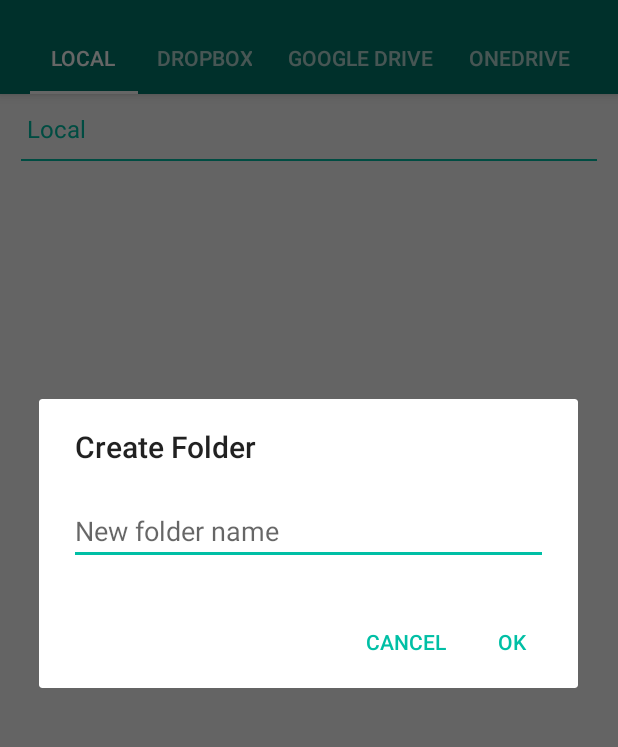
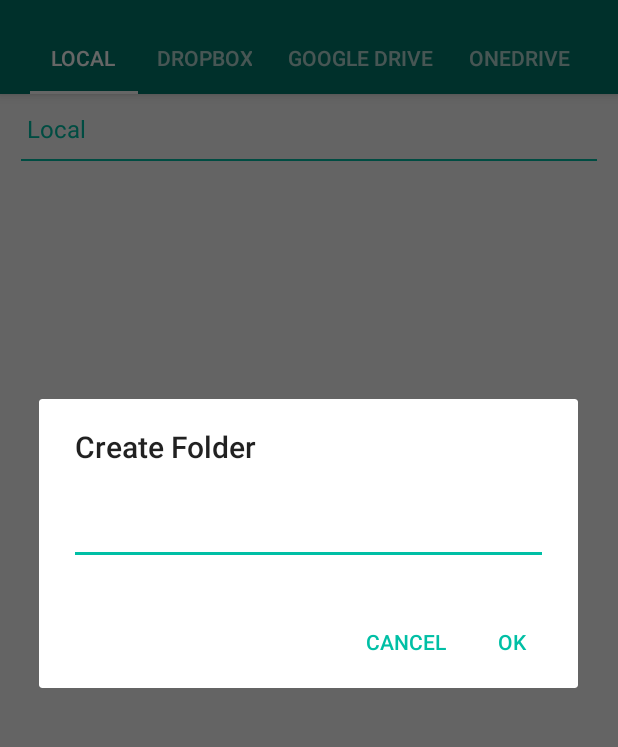
Before and after one commit to abnegate/android-filemanager2, an Android app: the screen it shows after launch (SourceActivity), in the options menu, after a tap on "New Folder", on a phone screen of 412 x 824 dp, the part 74-821 px from its top. Run offline under Robolectric (Android 15) with nearby library versions, the phone set to English and light mode, and no system bars; libraries missing offline, so code that uses them is left out: com.crashlytics.android, com.dropbox.core, com.google.api.client, com.google.api.services, com.microsoft.graph and 3 more; plain views replace FabSpeedDial; pictures from the network do not load; 7 statements that could not run were skipped.

Commit message:
Fix new folder crashing when created on source that isn't logged in or loaded. Fix dropbox logout not clearing the token in the async call. For log out dialog if the last source is logged out the dialog is closed. Update GSON and MS Graph libraries.

```diff
--- a/app/src/main/java/com/jakebarnby/filemanager/sources/SourceFragment.java
+++ b/app/src/main/java/com/jakebarnby/filemanager/sources/SourceFragment.java
@@ -83,7 +83,6 @@ public abstract class SourceFragment extends Fragment implements SourceListener
 
         if (getSource().hasToken(getContext(), getSource().getSourceName())) {
             mConnectButton.setVisibility(View.GONE);
-            mSourceLogo.setVisibility(View.GONE);
         }
 
         mConnectButton.setOnClickListener(v -> {
--- a/app/src/main/java/com/jakebarnby/filemanager/sources/dropbox/DropboxFactory.java
+++ b/app/src/main/java/com/jakebarnby/filemanager/sources/dropbox/DropboxFactory.java
@@ -136,13 +136,13 @@ public class DropboxFactory {
                 try {
                     getClient().auth().tokenRevoke();
                     setClient(null);
+
+                    SharedPreferences prefs = context.getSharedPreferences(Constants.Prefs.PREFS, Context.MODE_PRIVATE);
+                    prefs.edit().putString(Constants.Prefs.DROPBOX_TOKEN_KEY, null).apply();
                 } catch (DbxException e) {
                     e.printStackTrace();
                 }
             });
-
-            SharedPreferences prefs = context.getSharedPreferences(Constants.Prefs.PREFS, Context.MODE_PRIVATE);
-            prefs.edit().putString(Constants.Prefs.DROPBOX_TOKEN_KEY, null).apply();
     }
 
     public SourceStorageStats getStorageStats() {
--- a/app/src/main/java/com/jakebarnby/filemanager/sources/dropbox/DropboxSource.java
+++ b/app/src/main/java/com/jakebarnby/filemanager/sources/dropbox/DropboxSource.java
@@ -55,7 +55,8 @@ public class DropboxSource extends Source {
      */
     public void setupClient(String accessToken) {
         if (!isLoggedIn()) {
-            DbxRequestConfig requestConfig = DbxRequestConfig.newBuilder("FileManagerAndroid/1.0")
+            DbxRequestConfig requestConfig = DbxRequestConfig
+                    .newBuilder("FileManagerAndroid/1.0")
                     .withHttpRequestor(new OkHttp3Requestor(OkHttp3Requestor.defaultOkHttpClient()))
                     .build();
             DropboxFactory.getInstance().setClient(new DbxClientV2(requestConfig, accessToken));
@@ -68,19 +69,19 @@ public class DropboxSource extends Source {
      */
     public void checkForAccessToken(Context context) {
         SharedPreferences prefs = context.getSharedPreferences(Constants.Prefs.PREFS, Context.MODE_PRIVATE);
-        String accessToken = prefs.getString("dropbox-access-token", null);
+        String accessToken = prefs.getString(Constants.Prefs.DROPBOX_TOKEN_KEY, null);
         if (accessToken == null) {
             accessToken = Auth.getOAuth2Token();
             if (accessToken != null) {
-                prefs.edit().putString("dropbox-access-token", accessToken).apply();
+                prefs.edit().putString(Constants.Prefs.DROPBOX_TOKEN_KEY, accessToken).apply();
                 setupClient(accessToken);
                 loadSource(context);
             }
         } else {
             if (!isLoggedIn()) {
                 setupClient(accessToken);
+                loadSource(context);
             }
-            loadSource(context);
         }
     }
 }
--- a/app/src/main/java/com/jakebarnby/filemanager/sources/models/Source.java
+++ b/app/src/main/java/com/jakebarnby/filemanager/sources/models/Source.java
@@ -139,7 +139,7 @@ public abstract class Source {
      */
     public boolean hasToken(Context context, String sourceName) {
         SharedPreferences prefs = context.getSharedPreferences(Constants.Prefs.PREFS, Context.MODE_PRIVATE);
-        String accessToken = prefs.getString(sourceName + "-access-token", null);
+        String accessToken = prefs.getString(sourceName.toLowerCase() + "-access-token", null);
         return accessToken != null;
     }
 
--- a/app/src/main/java/com/jakebarnby/filemanager/ui/dialogs/CreateFolderDialog.java
+++ b/app/src/main/java/com/jakebarnby/filemanager/ui/dialogs/CreateFolderDialog.java
@@ -6,15 +6,12 @@ import android.os.Bundle;
 import android.support.design.widget.Snackbar;
 import android.support.v4.app.DialogFragment;
 import android.support.v7.app.AlertDialog;
-import android.text.InputType;
 import android.util.TypedValue;
-import android.view.ViewGroup;
+import android.view.View;
 import android.widget.EditText;
-import android.widget.FrameLayout;
 
 import com.jakebarnby.filemanager.R;
 import com.jakebarnby.filemanager.managers.SelectedFilesManager;
-import com.jakebarnby.filemanager.sources.SourceActivity;
 import com.jakebarnby.filemanager.sources.models.SourceFile;
 import com.jakebarnby.filemanager.services.SourceTransferService;
 import com.jakebarnby.filemanager.util.Constants;
@@ -31,22 +28,9 @@ public class CreateFolderDialog extends DialogFragment {
         AlertDialog.Builder builder = new AlertDialog.Builder(getActivity());
         builder.setTitle(getArguments().getString(Constants.DIALOG_TITLE_KEY));
 
-        final FrameLayout frame = new FrameLayout(getContext());
-        final EditText input = new EditText(getContext());
-        input.setHint(getString(R.string.new_folder_name));
-        input.setInputType(InputType.TYPE_CLASS_TEXT);
-        input.setMaxLines(1);
-
-        FrameLayout.LayoutParams params = new FrameLayout.LayoutParams(
-                ViewGroup.LayoutParams.MATCH_PARENT,
-                ViewGroup.LayoutParams.WRAP_CONTENT);
-
-        int px = dpToPx(20);
-        params.setMargins(px,px,px,px);
-        input.setLayoutParams(params);
-
-        frame.addView(input);
-        builder.setView(frame);
+        View view = getActivity().getLayoutInflater().inflate(R.layout.dialog_create_folder, null);
+        EditText input = view.findViewById(R.id.txt_new_folder_name);
+        builder.setView(view);
 
         builder.setPositiveButton("OK", (dialog, which) -> {
             TreeNode<SourceFile> activeDirectory =
--- a/app/src/main/java/com/jakebarnby/filemanager/util/Constants.java
+++ b/app/src/main/java/com/jakebarnby/filemanager/util/Constants.java
@@ -36,8 +36,8 @@ public class Constants {
     public class Prefs {
         public static final String PREFS = "filemanager-prefs";
         public static final String DROPBOX_TOKEN_KEY = "dropbox-access-token";
+        public static final String GOOGLE_TOKEN_KEY = "googledrive-access-token";
         public static final String GOOGLE_NAME_KEY = "googledrive-name";
-        public static final String GOOGLE_TOKEN_KEY = "googledrive-access-token";
         public static final String ONEDRIVE_TOKEN_KEY = "onedrive-access-token";
         public static final String ONEDRIVE_NAME_KEY = "onedrive-name";
     }
--- /dev/null
+++ b/app/src/main/res/layout/dialog_create_folder.xml
@@ -0,0 +1,13 @@
+<?xml version="1.0" encoding="utf-8"?>
+<FrameLayout xmlns:android="http://schemas.android.com/apk/res/android"
+    android:layout_width="match_parent"
+    android:layout_height="wrap_content">
+
+    <EditText
+        android:id="@+id/txt_new_folder_name"
+        android:layout_width="match_parent"
+        android:layout_height="wrap_content"
+        android:layout_margin="20dp"
+        android:inputType="text"
+        android:maxLines="1"/>
+</FrameLayout>
--- a/app/src/main/res/values/strings.xml
+++ b/app/src/main/res/values/strings.xml
@@ -58,7 +58,7 @@
     <string name="warning">Warning</string>
     <string name="dialog_delete_confirm">Are you sure you want to delete %d files?</string>
     <string name="logout">Logout</string>
-    <string name="dialog_title_logout">Logout</string>
+    <string name="dialog_title_logout">Connected Sources</string>
     <string name="action_logout">Logout</string>
     <string name="no_connected_sources">No sources are currently connected.</string>
 </resources>
--- a/build.gradle
+++ b/build.gradle
@@ -6,7 +6,7 @@ buildscript {
         maven { url 'https://maven.google.com' }
     }
     dependencies {
-        classpath 'com.android.tools.build:gradle:3.0.0-beta1'
+        classpath 'com.android.tools.build:gradle:3.0.0-beta3'
         classpath 'com.google.gms:google-services:3.1.0'
     }
 }
@@ -19,8 +19,9 @@ allprojects {
 }
 
 project.ext {
-    supportLibVersion = '26.0.0'
+    supportLibVersion = '26.0.1'
     googleApiVersion = '1.22.0'
+    firebaseVersion = '11.2.0'
     appName = "filemanager"
 }
 
```
Also changed, not shown: app/build.gradle (+14 -14 lines), app/src/main/java/com/jakebarnby/filemanager/sources/SourceActivity.java (+18 -10 lines), app/src/main/java/com/jakebarnby/filemanager/ui/adapters/SourceLogoutAdapter.java (+12 -2 lines), gradle/wrapper/gradle-wrapper.properties.
